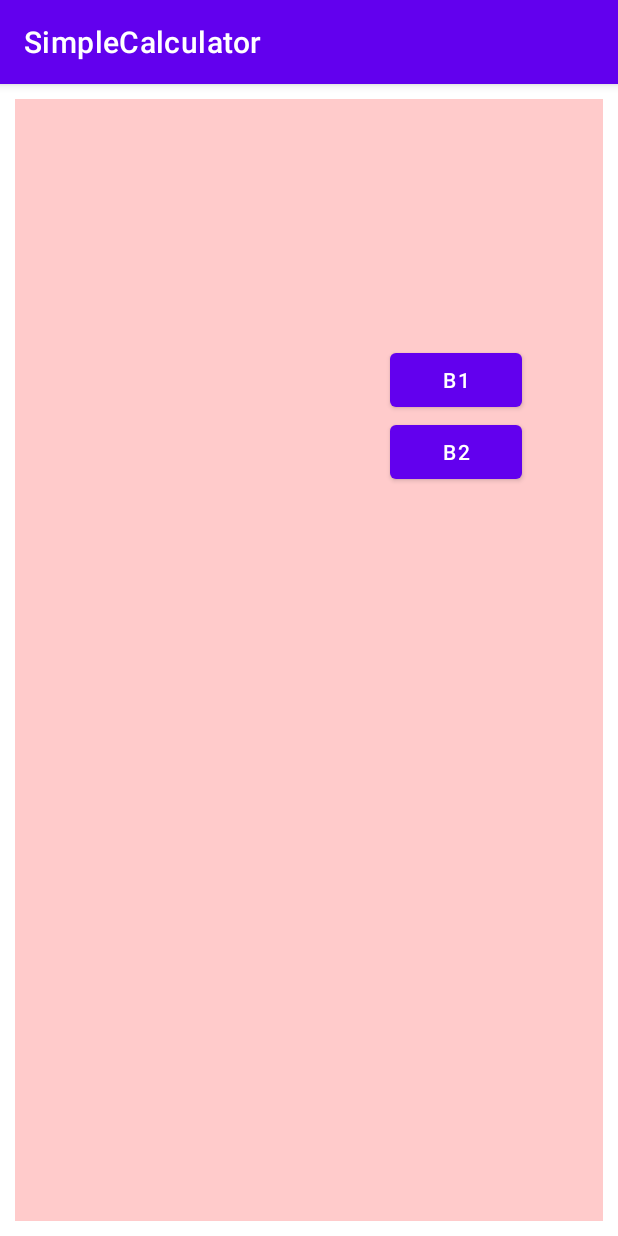
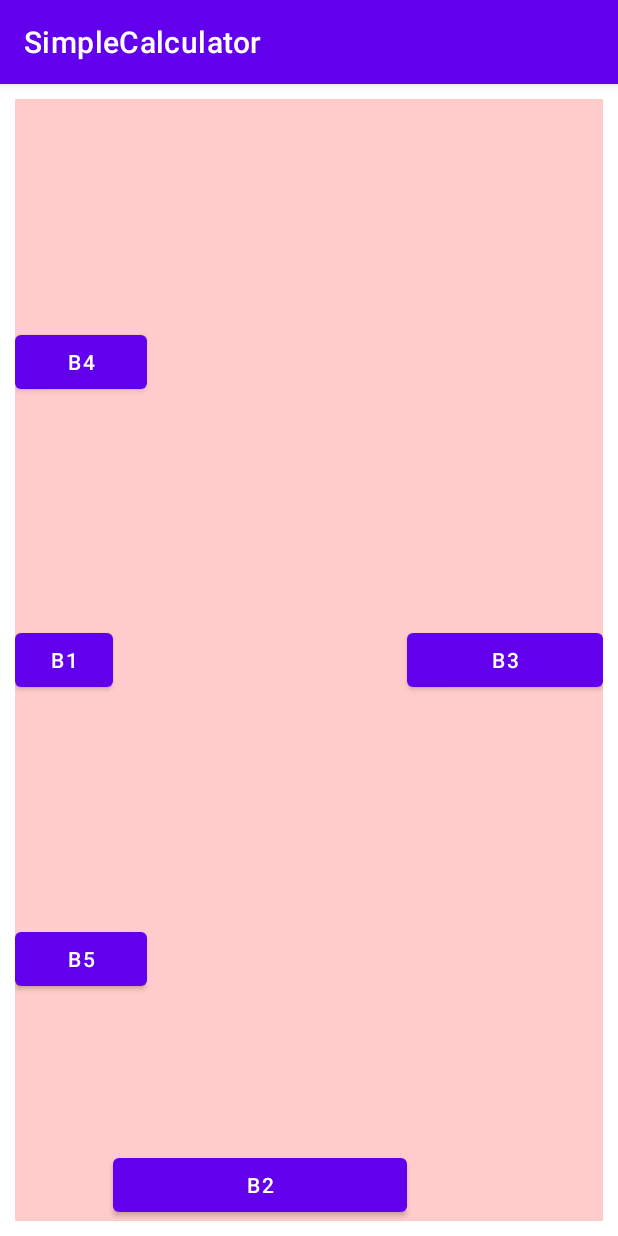
Before and after one commit to bxhuynh/CT312H-practice, an Android app: the screen it shows after launch (MainActivity), on a phone screen of 412 x 824 dp. Run offline under Robolectric (Android 15) with nearby library versions, the phone set to English and light mode, and no system bars.

Commit message:
constraintlayout: create horizontal chain, chain style: packed, spread, spread_insde; weight...

```diff
--- a/SimpleCalculator/app/src/main/res/layout/activity_main.xml
+++ b/SimpleCalculator/app/src/main/res/layout/activity_main.xml
@@ -10,40 +10,65 @@
     android:orientation="vertical"
     tools:context=".MainActivity" >
 
-    <androidx.constraintlayout.widget.Guideline
-        android:id="@+id/g1"
-        app:layout_constraintGuide_percent="0.5"
-        android:orientation="horizontal"
+
+    <Button
+        android:id="@+id/b1"
+        android:layout_width="0dp"
         android:layout_height="wrap_content"
-        android:layout_width="wrap_content"
-        />
-    <androidx.constraintlayout.widget.Guideline
-        android:id="@+id/g2"
-        app:layout_constraintGuide_percent="0.5"
-        android:orientation="vertical"
+        android:text="B1"
+        app:layout_constraintBottom_toTopOf="@id/b5"
+        app:layout_constraintHorizontal_chainStyle="spread_inside"
+        app:layout_constraintHorizontal_weight="1"
+        app:layout_constraintLeft_toLeftOf="parent"
+
+        app:layout_constraintRight_toLeftOf="@id/b2"
+        app:layout_constraintTop_toBottomOf="@id/b4" />
+
+    <Button
+        android:id="@+id/b2"
+        android:layout_width="0dp"
         android:layout_height="wrap_content"
-        android:layout_width="wrap_content"
+
+        android:text="B2"
+        app:layout_constraintBottom_toBottomOf="parent"
+
+        app:layout_constraintHorizontal_weight="3"
+        app:layout_constraintLeft_toRightOf="@id/b1"
+        app:layout_constraintRight_toLeftOf="@id/b3"
+ />
+
+    <Button
+
+        android:id="@+id/b3"
+        android:layout_width="0dp"
+        android:layout_height="wrap_content"
+        android:text="B3"
+        app:layout_constraintBottom_toBottomOf="parent"
+        app:layout_constraintLeft_toRightOf="@id/b2"
+        app:layout_constraintRight_toRightOf="parent"
+        app:layout_constraintTop_toTopOf="parent"
+
+        app:layout_constraintHorizontal_weight="2"
+
+
         />
 
     <Button
-        android:id="@+id/b1"
+        android:id="@+id/b4"
         android:layout_width="wrap_content"
         android:layout_height="wrap_content"
-        android:text="B1"
-        app:layout_constraintLeft_toLeftOf="@id/g2"
-        app:layout_constraintRight_toRightOf="parent"
-        app:layout_constraintBottom_toBottomOf="@id/g1"
+        android:text="B4"
+    app:layout_constraintVertical_chainStyle="spread"
+        app:layout_constraintBottom_toTopOf="@id/b1"
         app:layout_constraintTop_toTopOf="parent"
-        />
+         />
 
     <Button
         android:layout_width="wrap_content"
         android:layout_height="wrap_content"
-        android:id="@+id/b2"
-        android:text="B2"
+        android:id="@+id/b5"
+        android:text="B5"
+        app:layout_constraintBottom_toBottomOf="parent"
         app:layout_constraintTop_toBottomOf="@id/b1"
-        app:layout_constraintRight_toRightOf="parent"
-        app:layout_constraintLeft_toLeftOf="@id/g2"
-
-        />
+    />
 </androidx.constraintlayout.widget.ConstraintLayout>
```
